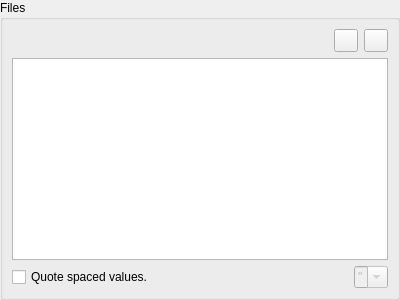
First picture: the form in v2/branches/newxup/monkey/src/xupmanager/gui/FilesEditor.ui, repository testmana2/mks, before the edit.
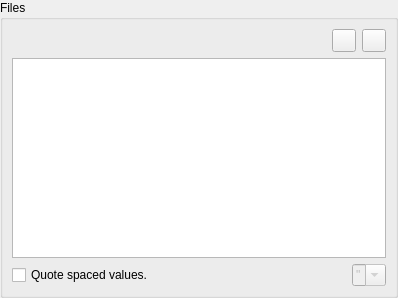
Second picture: the form after the edit. Icons and pictures are not drawn. Custom widgets are drawn as their Qt base class.

The edit to the form file:
```diff
--- a/v2/branches/newxup/monkey/src/xupmanager/gui/FilesEditor.ui
+++ b/v2/branches/newxup/monkey/src/xupmanager/gui/FilesEditor.ui
@@ -6,8 +6,8 @@
    <rect>
     <x>0</x>
     <y>0</y>
-    <width>400</width>
-    <height>300</height>
+    <width>398</width>
+    <height>298</height>
    </rect>
   </property>
   <property name="windowTitle">
```
Left out of the diff: 3 changed lines with no effect on the pictures.
